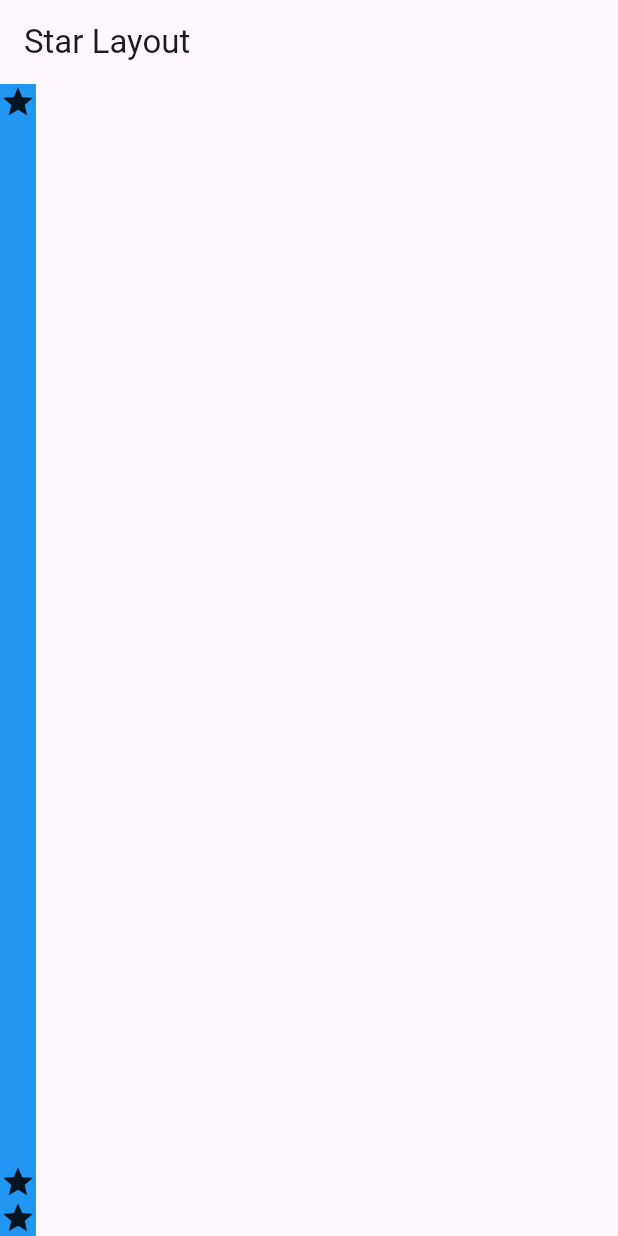
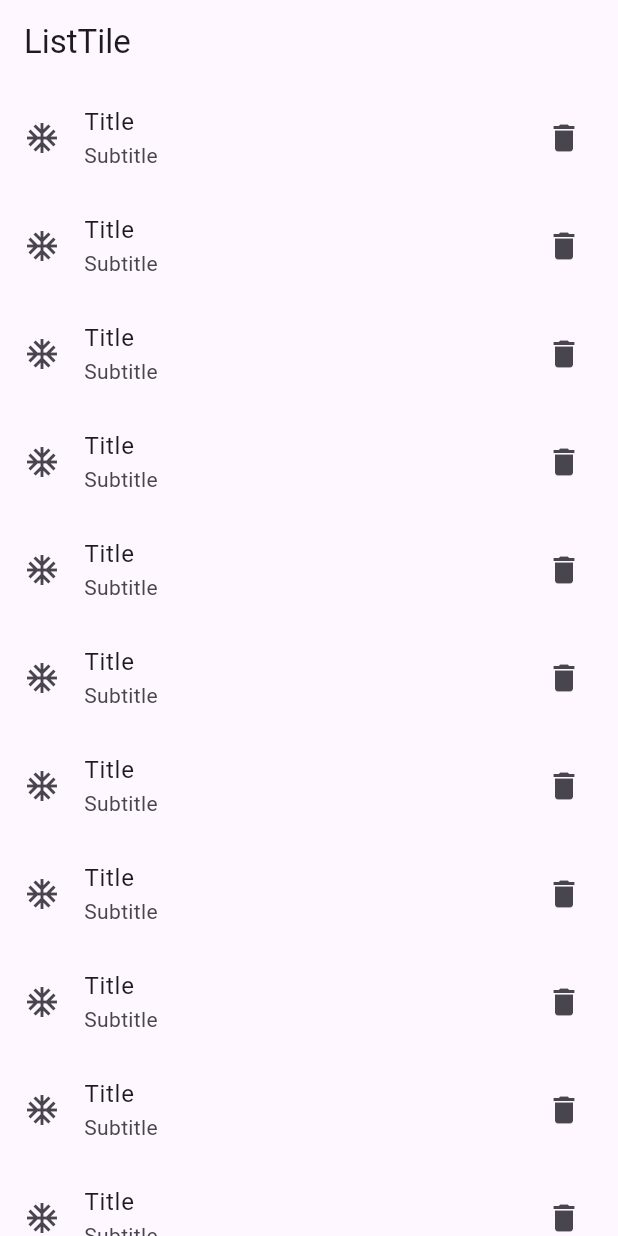
Before and after one commit to ShadipKumarJoshi/android_flutter_kiran_sir, a Flutter app: the screen it shows after launch, on a phone screen of 412 x 824 dp. Run offline on Flutter 3.47's test engine with Material 3 defaults, Android fonts, the phone set to English and light mode, and no system bars.

Commit message:
ListTile

```diff
--- a/first_app/lib/app/app.dart
+++ b/first_app/lib/app/app.dart
@@ -1,4 +1,4 @@
-import 'package:first_app/screen/star_layout_1column.dart';
+import 'package:first_app/screen/list_tile_screen.dart';
 import 'package:flutter/material.dart';
 
 class App extends StatelessWidget {
@@ -16,7 +16,8 @@ class App extends StatelessWidget {
       // home: CircleScreen(),
       // home: LayoutScreen(),
       // home: StarLayoutScreen(),
-      home: StarLayoutScreen1Column(),
+      // home: StarLayoutScreen1Column(),
+      home: ListTileScreen(),
     );
   }
 }
--- /dev/null
+++ b/first_app/lib/common_widget/list_tile_widget.dart
@@ -0,0 +1,20 @@
+import 'package:flutter/material.dart';
+
+class ListTileWidget extends StatelessWidget {
+  final int index;
+
+  const ListTileWidget({
+    required this.index,
+    super.key,
+  });
+
+  @override
+  Widget build(BuildContext context) {
+    return ListTile(
+      leading: const Icon(Icons.ac_unit),
+      title: Text('Title $index'),
+      subtitle: const Text('Subtitle'),
+      trailing: const Icon(Icons.arrow_forward_ios),
+    );
+  }
+}
--- /dev/null
+++ b/first_app/lib/screen/list_tile_screen.dart
@@ -0,0 +1,42 @@
+import 'package:flutter/material.dart';
+
+class ListTileScreen extends StatelessWidget {
+  const ListTileScreen({super.key});
+
+  @override
+  Widget build(BuildContext context) {
+    return Scaffold(
+        appBar: AppBar(
+          title: const Text('ListTile'),
+        ),
+        body: SingleChildScrollView(
+          // wrapping with widget for sccollable
+          child: Column(
+            children: [
+              // Using for loop to print listtile 100 times
+              for (int i = 0; i < 100; i++) ...{
+                if (i % 2 == 0) ...{
+                  ListTile(
+                      leading: const Icon(Icons.ac_unit),
+                      title: const Text('Title'),
+                      subtitle: const Text('Subtitle'),
+                      trailing: const Icon(Icons.delete),
+                      onTap: () {
+                        debugPrint('ListTile tapped');
+                      }),
+                }
+              }
+
+              // ListTile(
+              // leading: const Icon(Icons.accessible_forward),
+              // title: const Text('Kiran Rana'),
+              // subtitle: const Text('Kathmandu, Nepal'),
+              // trailing: const Icon(Icons.delete),
+              // onTap: () {
+              //   debugPrint('ListTile tapped');
+              // }),
+            ],
+          ),
+        ));
+  }
+}
```
